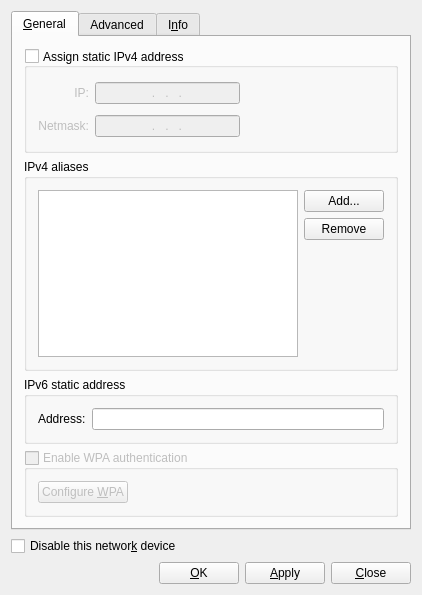
Above: src/ethernetconfig/ethernetconfig.ui from Peter2121/pc-networkmanager before the change. Below: the same form after it.
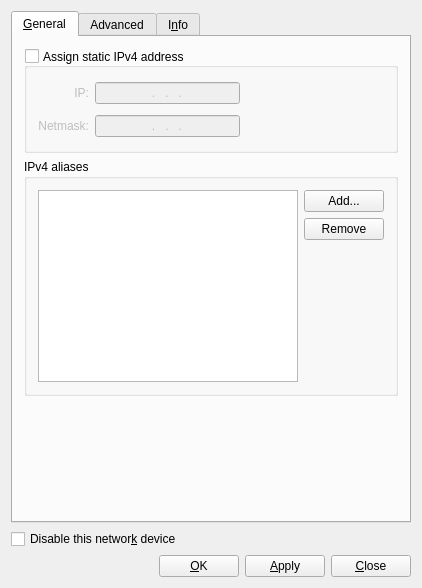
That is the form after the change. The open tabs and pages were chosen to show the change. Icons and pictures are not drawn.

Commit message: Improve ethernet management UI

Diff of the .ui file:
```diff
--- a/src/ethernetconfig/ethernetconfig.ui
+++ b/src/ethernetconfig/ethernetconfig.ui
@@ -7,7 +7,7 @@
     <x>0</x>
     <y>0</y>
     <width>422</width>
-    <height>595</height>
+    <height>588</height>
    </rect>
   </property>
   <property name="sizePolicy">
@@ -205,64 +205,17 @@
         </widget>
        </item>
        <item>
-        <widget class="QGroupBox" name="groupIPv6_2">
-         <property name="title">
-          <string>IPv6 static address</string>
+        <spacer name="verticalSpacer">
+         <property name="orientation">
+          <enum>Qt::Vertical</enum>
          </property>
-         <layout class="QGridLayout" name="_2">
-          <item row="0" column="1">
-           <widget class="QLineEdit" name="lineIPv6Address_2"/>
-          </item>
-          <item row="0" column="0">
-           <widget class="QLabel" name="textLabel1_3">
-            <property name="text">
-             <string>Address:</string>
-            </property>
-            <property name="wordWrap">
-             <bool>false</bool>
-            </property>
-           </widget>
-          </item>
-         </layout>
-        </widget>
-       </item>
-       <item>
-        <widget class="QGroupBox" name="groupWPAE">
-         <property name="enabled">
-          <bool>false</bool>
+         <property name="sizeHint" stdset="0">
+          <size>
+           <width>20</width>
+           <height>73</height>
+          </size>
          </property>
-         <property name="title">
-          <string>Enable WPA authentication</string>
-         </property>
-         <property name="checkable">
-          <bool>true</bool>
-         </property>
-         <property name="checked">
-          <bool>false</bool>
-         </property>
-         <layout class="QGridLayout" name="gridLayout_2">
-          <item row="0" column="0">
-           <widget class="QPushButton" name="pushWPAE">
-            <property name="text">
-             <string>Configure &amp;WPA</string>
-            </property>
-           </widget>
-          </item>
-          <item row="0" column="1">
-           <spacer name="horizontalSpacer">
-            <property name="orientation">
-             <enum>Qt::Horizontal</enum>
-            </property>
-            <property name="sizeHint" stdset="0">
-             <size>
-              <width>125</width>
-              <height>20</height>
-             </size>
-            </property>
-           </spacer>
-          </item>
-         </layout>
-        </widget>
+        </spacer>
        </item>
       </layout>
      </widget>
@@ -334,6 +287,44 @@
          </layout>
         </widget>
        </item>
+       <item>
+        <widget class="QGroupBox" name="groupWPAE">
+         <property name="enabled">
+          <bool>false</bool>
+         </property>
+         <property name="title">
+          <string>Enable WPA authentication</string>
+         </property>
+         <property name="checkable">
+          <bool>true</bool>
+         </property>
+         <property name="checked">
+          <bool>false</bool>
+         </property>
+         <layout class="QGridLayout" name="gridLayout_3">
+          <item row="0" column="0">
+           <widget class="QPushButton" name="pushWPAE">
+            <property name="text">
+             <string>Configure &amp;WPA</string>
+            </property>
+           </widget>
+          </item>
+          <item row="0" column="1">
+           <spacer name="horizontalSpacer_2">
+            <property name="orientation">
+             <enum>Qt::Horizontal</enum>
+            </property>
+            <property name="sizeHint" stdset="0">
+             <size>
+              <width>125</width>
+              <height>20</height>
+             </size>
+            </property>
+           </spacer>
+          </item>
+         </layout>
+        </widget>
+       </item>
        <item>
         <spacer name="spacer11">
          <property name="orientation">
```
Left out of the diff: 24 changed lines with no effect on the pictures. The commit also changes 1 other file.
